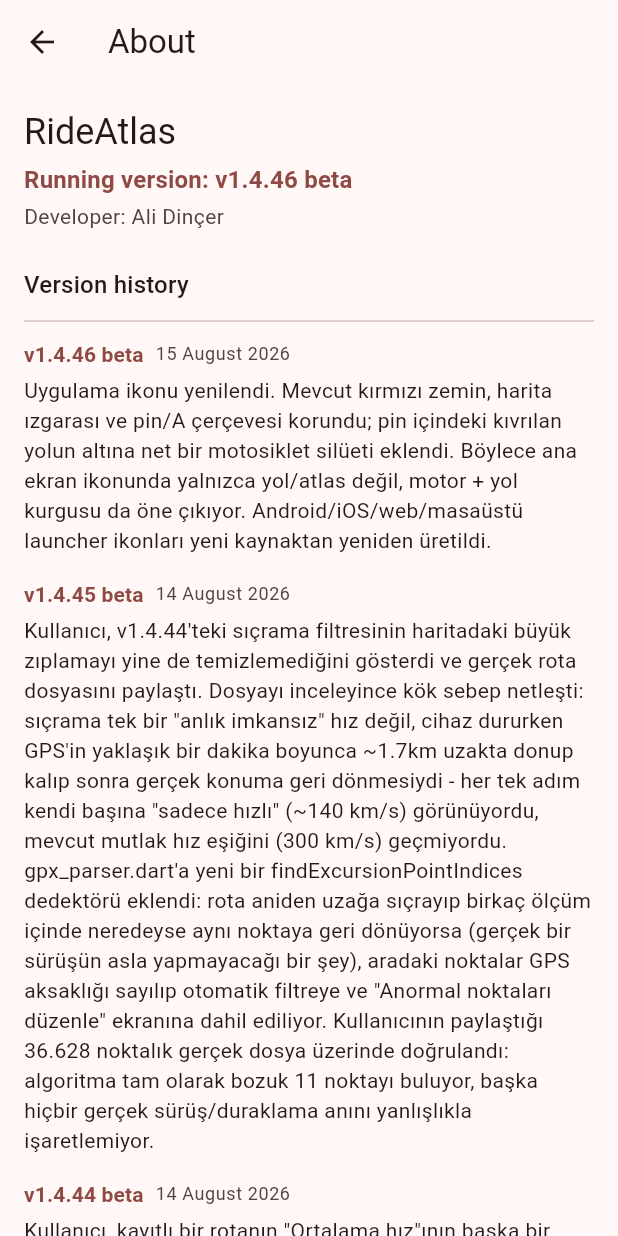
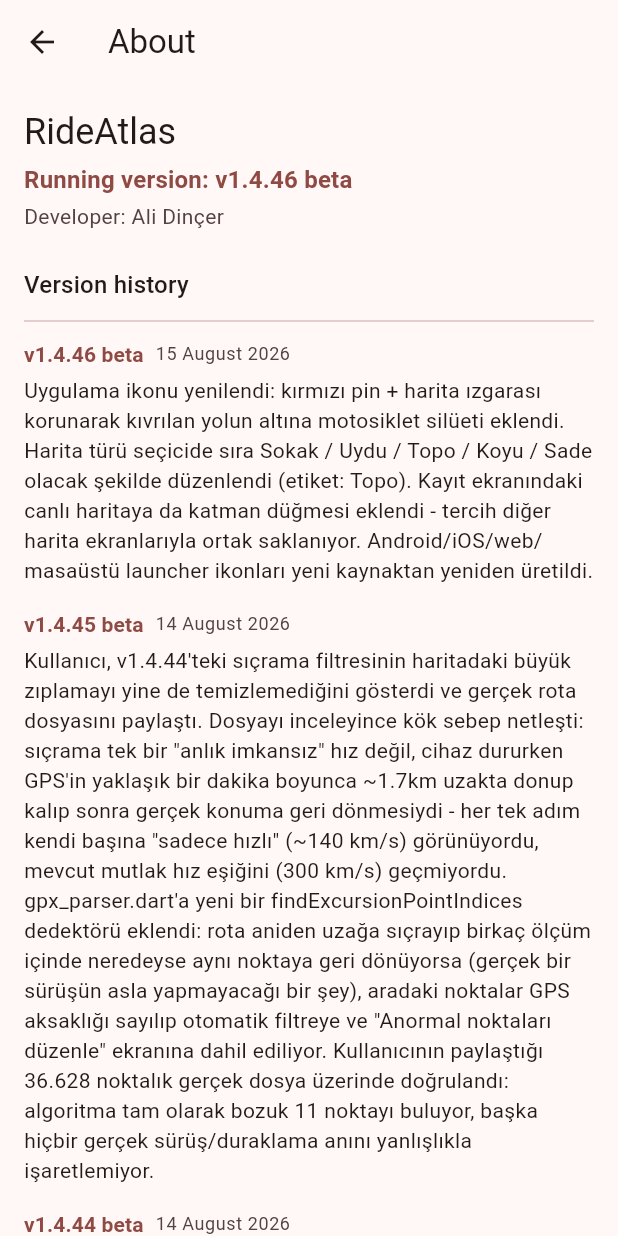
Before and after one commit to alid67-git/RideAtlas, a Flutter app: the AboutScreen screen opened directly, on a phone screen of 412 x 824 dp. Run offline on Flutter 3.47's test engine with Material 3 defaults, Android fonts, the phone set to English and light mode, and no system bars; our stand-ins replace battery_plus, file_picker, fl_chart, flutter_map, geolocator, hive and 6 more; missing offline and left inert: exif, gpx, photo_manager; accounts and stored records are empty; generated files the repository leaves out were written again; network calls fail.

Commit message:
Add Topo to recording map and ship icon refresh
Expose the shared map-style picker on the live recording map so Topo
(and the other base layers) work there too. Reorder styles to
Street / Satellite / Topo / Dark / Clean and shorten the Topo label.
Keep the v1.4.46 icon refresh in the same release.

Co-authored-by: alid67-git <alid67-git@users.noreply.github.com>

```diff
--- a/lib/build_info.dart
+++ b/lib/build_info.dart
@@ -4,6 +4,6 @@ const String kAppBuildLabel = 'v1.4.46 beta';
 
 /// Shown once, in a dialog, the first time this build label is seen.
 const String kAppBuildNote =
-    'Uygulama ikonu güncellendi: kırmızı/beyaz marka dili korunarak '
-    'pin içine motosiklet silüeti eklendi - yol + motor kurgusu ana ekran '
-    'ikonunda daha net okunuyor.';
+    'Uygulama ikonu yenilendi (motor + yol). Harita türü listesinde Topo '
+    'öne alındı; kayıt haritasında da katman seçici var - sokak/uydu/topo/'
+    'koyu aynı tercihle her yerde geçerli.';
--- a/lib/changelog.dart
+++ b/lib/changelog.dart
@@ -23,12 +23,13 @@ const kChangelog = <ChangelogEntry>[
     version: 'v1.4.46 beta',
     date: '2026-08-15',
     note:
-        'Uygulama ikonu yenilendi. Mevcut kırmızı zemin, harita ızgarası '
-        've pin/A çerçevesi korundu; pin içindeki kıvrılan yolun altına '
-        'net bir motosiklet silüeti eklendi. Böylece ana ekran ikonunda '
-        'yalnızca yol/atlas değil, motor + yol kurgusu da öne çıkıyor. '
-        'Android/iOS/web/masaüstü launcher ikonları yeni kaynaktan '
-        'yeniden üretildi.',
+        'Uygulama ikonu yenilendi: kırmızı pin + harita ızgarası korunarak '
+        'kıvrılan yolun altına motosiklet silüeti eklendi. Harita türü '
+        'seçicide sıra Sokak / Uydu / Topo / Koyu / Sade olacak şekilde '
+        'düzenlendi (etiket: Topo). Kayıt ekranındaki canlı haritaya da '
+        'katman düğmesi eklendi - tercih diğer harita ekranlarıyla ortak '
+        'saklanıyor. Android/iOS/web/masaüstü launcher ikonları yeni '
+        'kaynaktan yeniden üretildi.',
   ),
   ChangelogEntry(
     version: 'v1.4.45 beta',
--- a/lib/help_content.dart
+++ b/lib/help_content.dart
@@ -47,7 +47,7 @@ const _helpSectionsTr = <HelpSection>[
     title: 'Harita görünümü',
     body:
         'Bir rotayı açtığınızda harita üzerinde güzergâh çizilir. Sağ alttaki '
-        'ikonla harita türünü (sokak, uydu, topografik, koyu, sade) '
+        'ikonla harita türünü (sokak, uydu, topo, koyu, sade) '
         'değiştirebilirsiniz. Birden çok günlük rotalarda gün filtresiyle '
         'sadece belirli günleri gösterebilir, pusula ikonuyla haritayı '
         'kuzeye çevirebilirsiniz. Mola ve geceleme noktaları başlangıçta '
@@ -178,7 +178,7 @@ const _helpSectionsEn = <HelpSection>[
     title: 'Map view',
     body:
         'Opening a route draws its path on the map. The icon in the bottom '
-        'right switches the map type (street, satellite, topographic, '
+        'right switches the map type (street, satellite, topo, '
         'dark, clean). For routes spanning several days, a day filter lets '
         'you show only certain days, and the compass icon resets the map '
         'to north-up. Stop and overnight-stay markers are hidden by '
--- a/lib/l10n/app_de.arb
+++ b/lib/l10n/app_de.arb
@@ -38,7 +38,7 @@
   "mapStylePositron": "Einfach / Politisch",
   "mapStyleDark": "Dunkel",
   "mapStyleSatellite": "Satellit",
-  "mapStyleTopo": "Topografisch",
+  "mapStyleTopo": "Topo",
   "tabOverview": "Übersicht",
   "tabElevation": "Höhe",
   "tabRoute": "Strecke",
--- a/lib/l10n/app_en.arb
+++ b/lib/l10n/app_en.arb
@@ -38,7 +38,7 @@
   "mapStylePositron": "Clean / Political",
   "mapStyleDark": "Dark",
   "mapStyleSatellite": "Satellite",
-  "mapStyleTopo": "Topographic",
+  "mapStyleTopo": "Topo",
   "tabOverview": "Overview",
   "tabElevation": "Elevation",
   "tabRoute": "Route",
--- a/lib/l10n/app_tr.arb
+++ b/lib/l10n/app_tr.arb
@@ -46,7 +46,7 @@
   "mapStylePositron": "Sade / Siyasi",
   "mapStyleDark": "Koyu",
   "mapStyleSatellite": "Uydu",
-  "mapStyleTopo": "Topografik",
+  "mapStyleTopo": "Topo",
   "tabOverview": "Özet",
   "tabElevation": "Yükseklik",
   "tabRoute": "Güzergâh",
```
Also changed, not shown: lib/models/base_map_style.dart (+24 -24 lines), lib/screens/record_screen.dart (+47 -3 lines).
